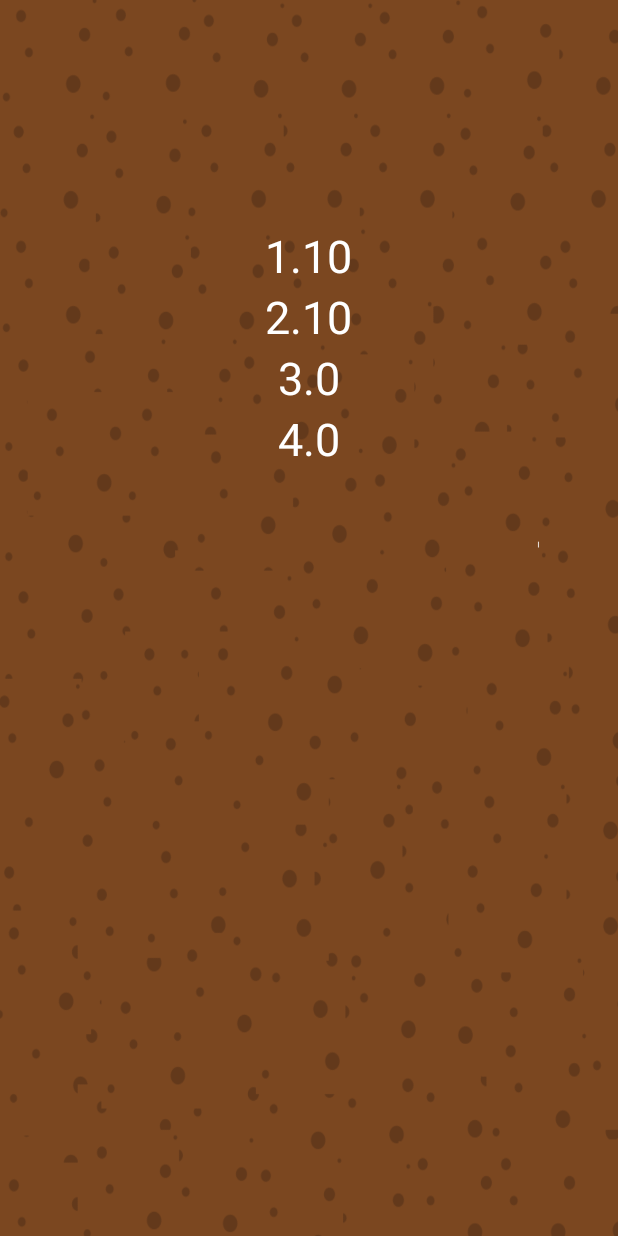
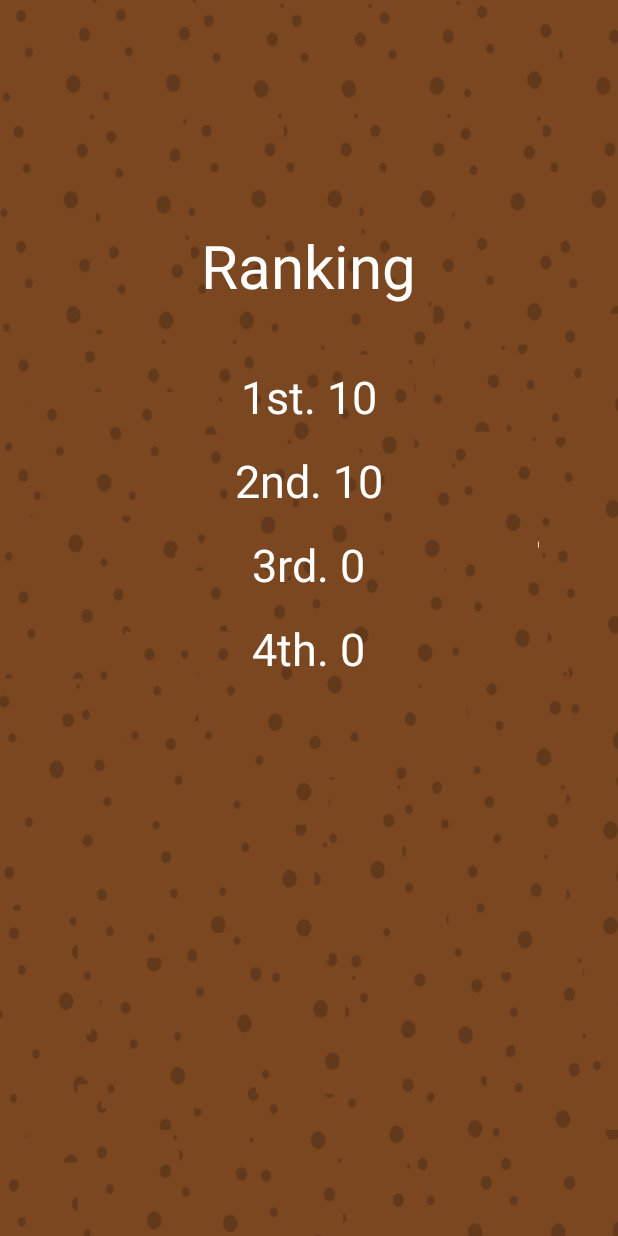
Before and after one commit to kladier/onedayAndroid, an Android app: the HighScoreActivity screen opened directly, with no data from a screen before it, on a phone screen of 412 x 824 dp. Run offline under Robolectric (Android 15) with nearby library versions, the phone set to English and light mode, and no system bars.

Commit message:
fix some design

```diff
--- a/app/src/main/java/com/m2dl/nojoke/oneday/GameView.java
+++ b/app/src/main/java/com/m2dl/nojoke/oneday/GameView.java
@@ -58,9 +58,6 @@ public class GameView extends SurfaceView implements Runnable, SensorEventListen
     //Shared Prefernces to store the High Scores
     SharedPreferences sharedPreferences;
 
-    //to count the number of Misses
-    int countMisses;
-
     //indicator that the enemy has just entered the game screen
     boolean flag ;
 
@@ -112,10 +109,6 @@ public class GameView extends SurfaceView implements Runnable, SensorEventListen
 
         //setting the score to 0 initially
         score = 0;
-
-        //setting the countMisses to 0 initially
-        countMisses = 0;
-
         this.screenX = screenX;
 
         isGameOver = false;
@@ -187,7 +180,6 @@ public class GameView extends SurfaceView implements Runnable, SensorEventListen
                     bitcoin.setX(-200);
                 }
 
-
         //updating the Rock coordinates
         for(int r = 0; r < NB_ROCKS ; r++) {
             rocks[r].update(player.getSpeed());
@@ -201,7 +193,6 @@ public class GameView extends SurfaceView implements Runnable, SensorEventListen
                 playing = false;
                 //setting the isGameOver true as the game is over
                 isGameOver = true;
-
 
                 //stopping the gameon gameon
                 gameOnsound.stop();
@@ -292,8 +283,8 @@ public class GameView extends SurfaceView implements Runnable, SensorEventListen
                 paint);
 
             //drawing the score on the game screen
-            paint.setTextSize(30);
-            canvas.drawText("Score:"+score,100,50,paint);
+            paint.setTextSize(35);
+            canvas.drawText("Score : "+score,100,50,paint);
 
             //drawing boom image
             canvas.drawBitmap(
--- a/app/src/main/java/com/m2dl/nojoke/oneday/activities/HighScoreActivity.java
+++ b/app/src/main/java/com/m2dl/nojoke/oneday/activities/HighScoreActivity.java
@@ -26,10 +26,10 @@ public class HighScoreActivity extends AppCompatActivity {
 
         sharedPreferences  = getSharedPreferences("SHAR_PREF_NAME", Context.MODE_PRIVATE);
 
-        textView.setText("1."+sharedPreferences.getInt("score1",0));
-        textView2.setText("2."+sharedPreferences.getInt("score2",0));
-        textView3.setText("3."+sharedPreferences.getInt("score3",0));
-        textView4.setText("4."+sharedPreferences.getInt("score4",0));
+        textView.setText("1st. "+sharedPreferences.getInt("score1",0));
+        textView2.setText("2nd. "+sharedPreferences.getInt("score2",0));
+        textView3.setText("3rd. "+sharedPreferences.getInt("score3",0));
+        textView4.setText("4th. "+sharedPreferences.getInt("score4",0));
 
 
     }
--- a/app/src/main/res/layout/activity_high_score.xml
+++ b/app/src/main/res/layout/activity_high_score.xml
@@ -11,51 +11,67 @@
     android:background="@drawable/background">
 
     <TextView
-
-        android:text="sdfas"
-        android:textAlignment="center"
-        android:textColor="@android:color/white"
+        android:id="@+id/ranking"
         android:layout_width="wrap_content"
         android:layout_height="wrap_content"
         android:gravity="center"
+        android:textAlignment="center"
+        android:text="Ranking"
+        android:textColor="@android:color/white"
+        android:textSize="40dp"
+        android:layout_marginBottom="40dp"
+        />
+
+    <TextView
+
+        android:id="@+id/textView"
+        android:layout_width="wrap_content"
+        android:layout_height="wrap_content"
+        android:gravity="center"
+        android:text="High Score 1"
+        android:textAlignment="center"
+        android:textColor="@android:color/white"
         android:textSize="30dp"
-        android:id="@+id/textView" />
+        android:layout_marginBottom="15dp"
+        />
 
     <TextView
 
 
+        android:id="@+id/textView2"
+        android:layout_width="wrap_content"
+        android:layout_height="wrap_content"
+        android:gravity="center"
+
+        android:text="High Score 2"
         android:textColor="@android:color/white"
         android:textSize="30dp"
-        android:layout_width="wrap_content"
-        android:layout_height="wrap_content"
-
-        android:gravity="center"
-        android:id="@+id/textView2"
+        android:layout_marginBottom="15dp"
         />
 
     <TextView
 
-        android:textColor="@android:color/white"
-        android:gravity="center"
-        android:textAlignment="center"
+        android:id="@+id/textView3"
         android:layout_width="wrap_content"
         android:layout_height="wrap_content"
-        android:textSize="30dp"
-        android:id="@+id/textView3"
-        />
+        android:layout_marginBottom="15dp"
+        android:gravity="center"
+        android:text="High Score 3"
+        android:textAlignment="center"
+        android:textColor="@android:color/white"
+        android:textSize="30dp" />
 
     <TextView
 
+        android:id="@+id/textView4"
         android:layout_width="wrap_content"
         android:layout_height="wrap_content"
-        android:textSize="30dp"
+        android:layout_marginBottom="15dp"
+        android:gravity="center"
+        android:text="High Score 4"
+        android:textAlignment="center"
         android:textColor="@android:color/white"
-        android:gravity="center"
-        android:textAlignment="center"
-        android:id="@+id/textView4"
-        />
-
-
+        android:textSize="30dp" />
 
 
 </LinearLayout>
```
